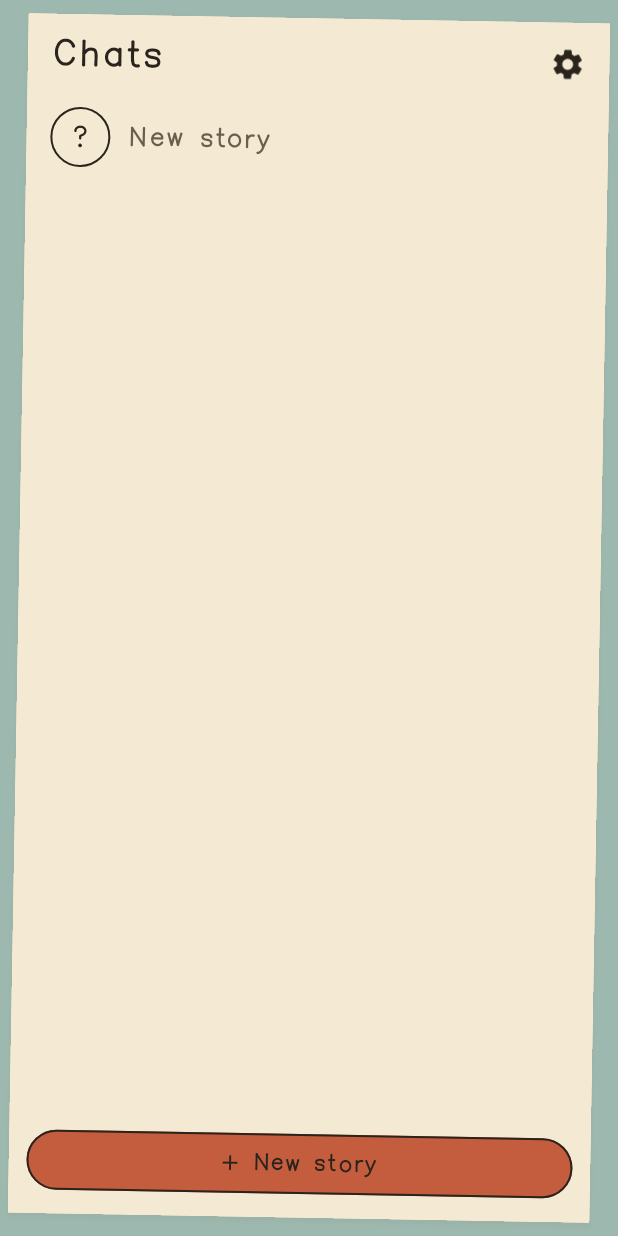
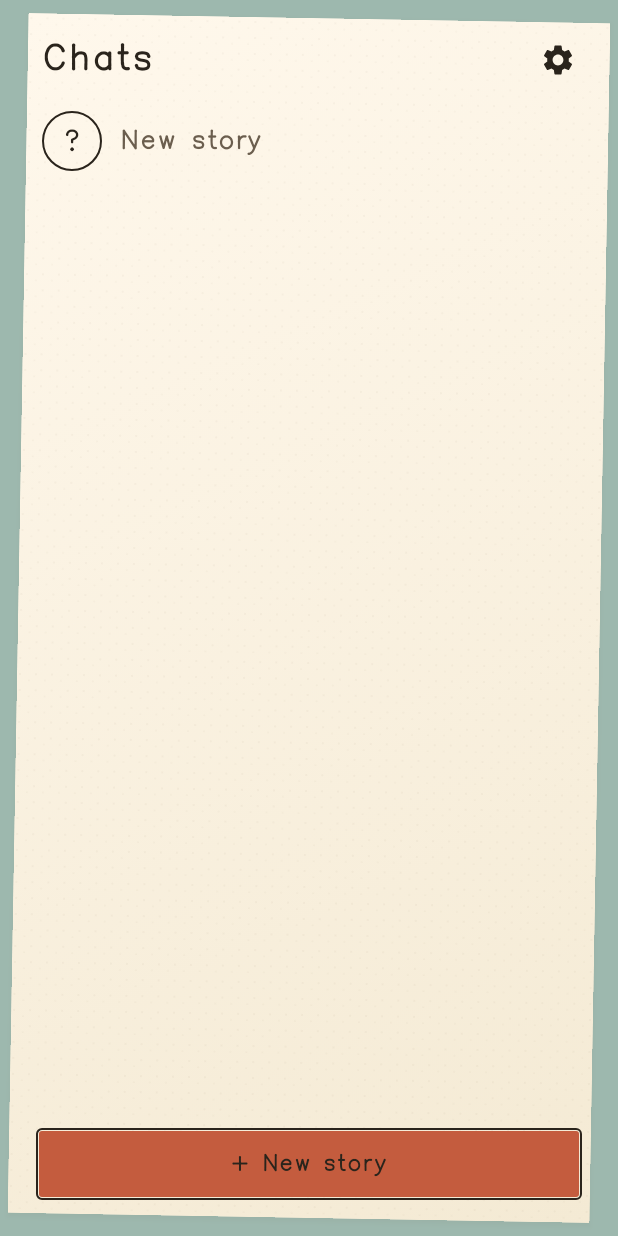
Before and after one commit to Sra1chandra/improv, an Android app built with Jetpack Compose: the ChatsScreen screen opened through its navigation route, on a phone screen of 412 x 824 dp. Run offline under Robolectric (Android 15) with nearby library versions, the phone set to English and light mode, and no system bars; our stand-ins replace Room's generated code.

Commit message:
style: paper tooth, tilt, stamp pens

```diff
--- a/app/src/main/java/app/sandy/improv/ui/ChatsScreen.kt
+++ b/app/src/main/java/app/sandy/improv/ui/ChatsScreen.kt
@@ -19,7 +19,6 @@ import androidx.compose.foundation.lazy.items
 import androidx.compose.foundation.shape.CircleShape
 import androidx.compose.material.icons.Icons
 import androidx.compose.material.icons.filled.Settings
-import androidx.compose.material3.Button
 import androidx.compose.material3.Icon
 import androidx.compose.material3.IconButton
 import androidx.compose.material3.MaterialTheme
@@ -77,16 +76,13 @@ fun ChatsScreen(
                         }
                     }
                 }
-                Button(
+                Stamp(
+                    "+ New story",
                     onClick = onNew,
                     modifier = Modifier
                         .fillMaxWidth()
                         .padding(12.dp),
-                    colors = stampButtonColors(),
-                    border = stampBorder(),
-                ) {
-                    Text("+ New story")
-                }
+                )
             }
         }
     }
--- a/app/src/main/java/app/sandy/improv/ui/PaperTheme.kt
+++ b/app/src/main/java/app/sandy/improv/ui/PaperTheme.kt
@@ -1,20 +1,36 @@
 package app.sandy.improv.ui
 
+import android.graphics.BitmapShader
+import android.graphics.Shader
 import android.provider.Settings
-import androidx.compose.foundation.BorderStroke
 import androidx.compose.foundation.background
+import androidx.compose.foundation.border
+import androidx.compose.foundation.clickable
 import androidx.compose.foundation.layout.Box
-import androidx.compose.material3.ButtonColors
-import androidx.compose.material3.ButtonDefaults
+import androidx.compose.foundation.layout.defaultMinSize
+import androidx.compose.foundation.layout.padding
+import androidx.compose.foundation.shape.RoundedCornerShape
 import androidx.compose.material3.MaterialTheme
+import androidx.compose.material3.Text
 import androidx.compose.material3.Typography
 import androidx.compose.material3.lightColorScheme
 import androidx.compose.runtime.Composable
+import androidx.compose.runtime.remember
+import androidx.compose.ui.Alignment
 import androidx.compose.ui.Modifier
+import androidx.compose.ui.draw.drawBehind
 import androidx.compose.ui.draw.shadow
+import androidx.compose.ui.geometry.Offset
+import androidx.compose.ui.graphics.Brush
+import androidx.compose.ui.graphics.Canvas
 import androidx.compose.ui.graphics.Color
+import androidx.compose.ui.graphics.ImageBitmap
+import androidx.compose.ui.graphics.Paint
+import androidx.compose.ui.graphics.ShaderBrush
+import androidx.compose.ui.graphics.asAndroidBitmap
 import androidx.compose.ui.graphics.graphicsLayer
 import androidx.compose.ui.platform.LocalContext
+import androidx.compose.ui.semantics.Role
 import androidx.compose.ui.text.TextStyle
 import androidx.compose.ui.text.font.Font
 import androidx.compose.ui.text.font.FontFamily
@@ -120,21 +136,73 @@ fun PaperSheet(
     content: @Composable () -> Unit,
 ) {
     val degrees = if (tilt && !reduceMotion()) 1f else 0f
-    Box(
-        modifier
-            .graphicsLayer { rotationZ = degrees }
-            .shadow(2.dp, ambientColor = Ink.umber, spotColor = Ink.umber)
-            .background(Ink.paper),
-    ) {
+    val tooth = rememberTooth()
+    Box(modifier) {
+        // Paper rotates. Children stay in the unrotated box so type stays level.
+        Box(
+            Modifier
+                .matchParentSize()
+                .graphicsLayer { rotationZ = degrees }
+                .shadow(2.dp, ambientColor = Ink.umber, spotColor = Ink.umber)
+                .drawBehind {
+                    drawRect(
+                        brush = Brush.linearGradient(
+                            0f to Color(0xFFFFF8EC),
+                            1f to Ink.paper,
+                            start = Offset.Zero,
+                            end = Offset(size.width, size.height),
+                        ),
+                    )
+                    drawRect(tooth)
+                },
+        )
         content()
     }
 }
 
-/** Terracotta fill, ink outline. Pair with [stampBorder]. */
+/** Terracotta sits 2dp inside the ink outline. Not a Material pill. */
 @Composable
-fun stampButtonColors(): ButtonColors = ButtonDefaults.buttonColors(
-    containerColor = Ink.marker,
-    contentColor = Ink.felt,
-)
+fun Stamp(
+    label: String,
+    onClick: () -> Unit,
+    modifier: Modifier = Modifier,
+    enabled: Boolean = true,
+) {
+    val outline = RoundedCornerShape(4.dp)
+    Box(
+        modifier
+            .defaultMinSize(minWidth = 48.dp, minHeight = 48.dp)
+            .border(1.dp, Ink.felt, outline)
+            .clickable(enabled = enabled, role = Role.Button, onClick = onClick)
+            .padding(2.dp)
+            .background(
+                if (enabled) Ink.marker else Ink.marker.copy(alpha = 0.4f),
+                RoundedCornerShape(2.dp),
+            )
+            .padding(horizontal = 16.dp, vertical = 10.dp),
+        contentAlignment = Alignment.Center,
+    ) {
+        Text(label, color = Ink.felt, style = MaterialTheme.typography.labelLarge)
+    }
+}
 
-fun stampBorder(): BorderStroke = BorderStroke(1.dp, Ink.felt)
+// ponytail: 16px procedural tooth, not a scanned sheet. Upgrade = vendor a real tile.
+@Composable
+private fun rememberTooth(): Brush = remember {
+    val tile = ImageBitmap(16, 16)
+    val canvas = Canvas(tile)
+    val paint = Paint()
+    paint.color = Color(0x1A5A371E)
+    canvas.drawCircle(Offset(3f, 5f), 0.7f, paint)
+    canvas.drawCircle(Offset(12f, 11f), 0.6f, paint)
+    paint.color = Color(0x22FFFFFF)
+    canvas.drawCircle(Offset(8f, 2f), 0.5f, paint)
+    canvas.drawCircle(Offset(1f, 14f), 0.45f, paint)
+    ShaderBrush(
+        BitmapShader(
+            tile.asAndroidBitmap(),
+            Shader.TileMode.REPEAT,
+            Shader.TileMode.REPEAT,
+        ),
+    )
+}
--- a/app/src/main/java/app/sandy/improv/ui/ThreadScreen.kt
+++ b/app/src/main/java/app/sandy/improv/ui/ThreadScreen.kt
@@ -22,7 +22,6 @@ import androidx.compose.foundation.text.KeyboardActions
 import androidx.compose.foundation.text.KeyboardOptions
 import androidx.compose.material.icons.Icons
 import androidx.compose.material.icons.automirrored.filled.ArrowBack
-import androidx.compose.material3.Button
 import androidx.compose.material3.Icon
 import androidx.compose.material3.IconButton
 import androidx.compose.material3.MaterialTheme
@@ -142,14 +141,11 @@ fun ThreadScreen(
                             keyboardOptions = KeyboardOptions(imeAction = ImeAction.Send),
                             keyboardActions = KeyboardActions(onSend = { submit() }),
                         )
-                        Button(
+                        Stamp(
+                            "Send",
                             onClick = { submit() },
                             enabled = !waiting,
-                            colors = stampButtonColors(),
-                            border = stampBorder(),
-                        ) {
-                            Text("Send")
-                        }
+                        )
                     }
                     if (!error.isNullOrBlank()) {
                         Text(
```
